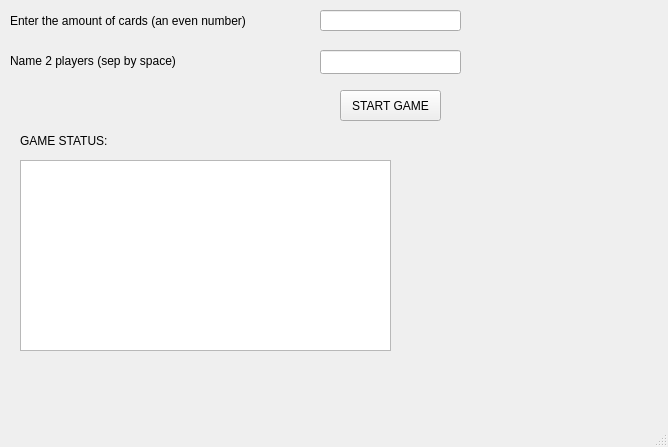
First picture: the form in student/13/pairs_gui/mainwindow.ui, repository shamsch/programming2coursework, before the edit.
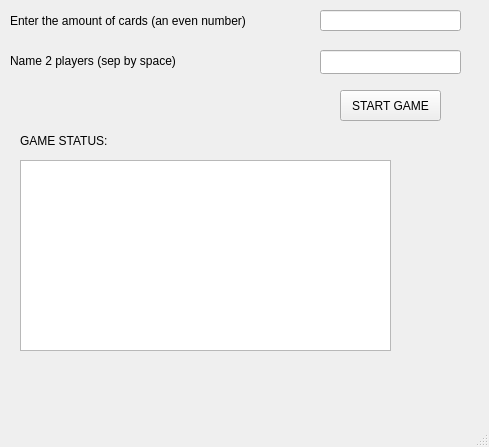
Second picture: the form after the edit.

```diff
--- a/student/13/pairs_gui/mainwindow.ui
+++ b/student/13/pairs_gui/mainwindow.ui
@@ -6,7 +6,7 @@
    <rect>
     <x>0</x>
     <y>0</y>
-    <width>668</width>
+    <width>489</width>
     <height>447</height>
    </rect>
   </property>
@@ -39,7 +39,7 @@
      <rect>
       <x>10</x>
       <y>10</y>
-      <width>271</width>
+      <width>301</width>
       <height>21</height>
      </rect>
     </property>
```
Left out of the diff: 2 changed lines with no effect on the pictures.
